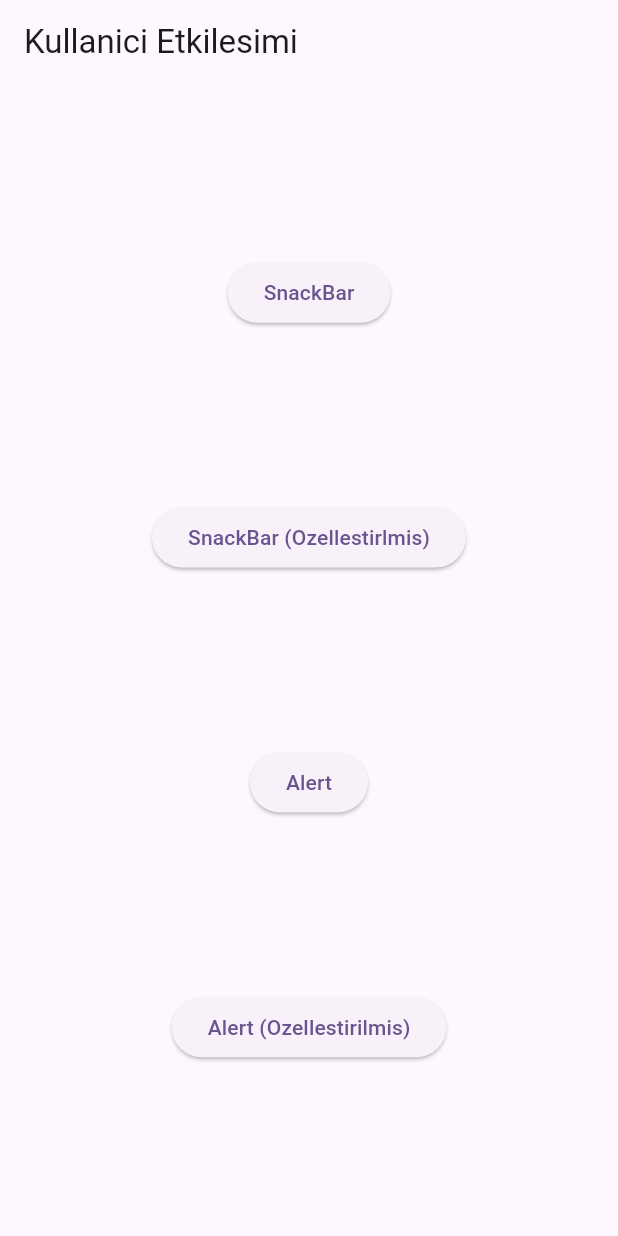
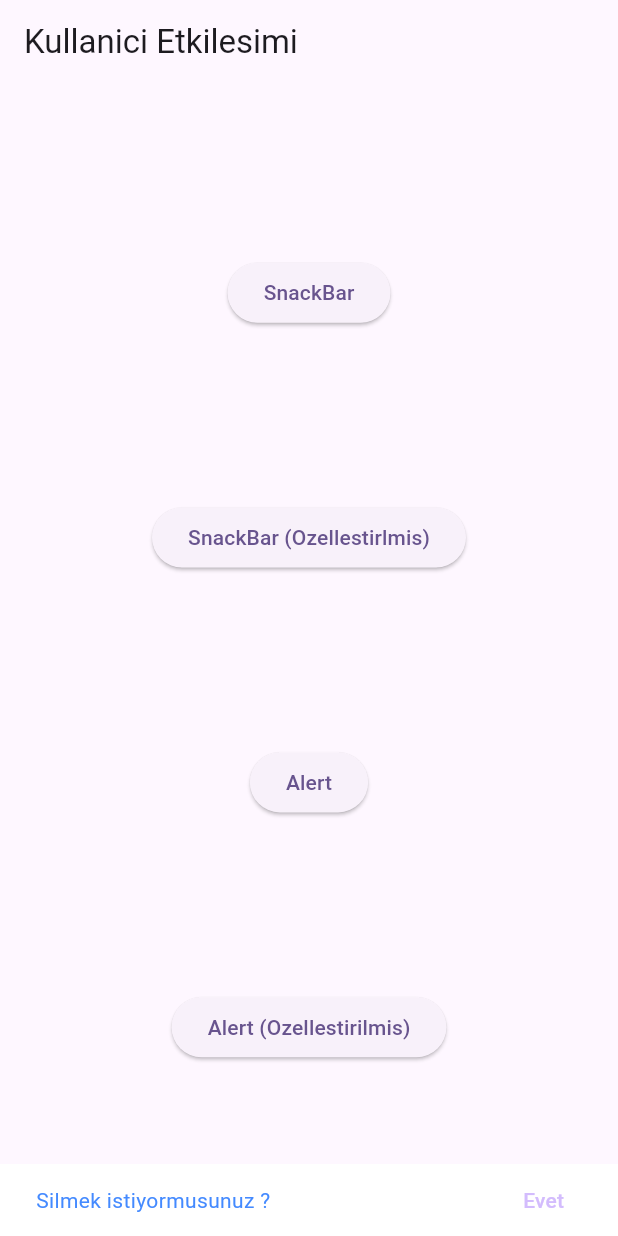
Before and after one commit to halillcam/Flutter_Alistirmalarim, a Flutter app: the screen it shows after launch, after a tap on "SnackBar (Ozellestirlmis)", on a phone screen of 412 x 824 dp. Run offline on Flutter 3.47's test engine with Material 3 defaults, Android fonts, the phone set to English and light mode, and no system bars.

Commit message:
Snackbar özelliği eklendi

```diff
--- a/flutter_ogreniyorum/lib/Kullanici_Etkilesimi/kullaniciEtkilesimi.dart
+++ b/flutter_ogreniyorum/lib/Kullanici_Etkilesimi/kullaniciEtkilesimi.dart
@@ -18,12 +18,46 @@ class _KullanicietkilesimiState extends State<Kullanicietkilesimi> {
           mainAxisAlignment: MainAxisAlignment.spaceEvenly,
           children: [
             ElevatedButton(onPressed: (){
+              ScaffoldMessenger.of(context).showSnackBar(
+              SnackBar(content: const Text("Silmek istiyormusunuz ? "),
+
+              action: SnackBarAction(label: "Evet", onPressed: (){
+                ScaffoldMessenger.of(context).showSnackBar(SnackBar(content: Text("Silindi"),
+              action: SnackBarAction(label: "Tamam", onPressed: (){}),
+                ),
+
+                );
+
+              }),
+
+              ),
+
+              );
+
 
             }, child: const Text("SnackBar")),
              ElevatedButton(onPressed: (){
 
+
+               ScaffoldMessenger.of(context).showSnackBar(
+              SnackBar(content: const Text("Silmek istiyormusunuz ? ",style: TextStyle(color: Colors.blueAccent),),
+              backgroundColor: Colors.white,
+              action: SnackBarAction(label: "Evet", onPressed: (){
+                ScaffoldMessenger.of(context).showSnackBar(SnackBar(content: Text("Silindi"),
+              action: SnackBarAction(label: "Tamam", onPressed: (){}),
+                ),
+
+                );
+
+              }),
+
+              ),
+
+              );
+
             }, child: const Text("SnackBar (Ozellestirlmis)")),
              ElevatedButton(onPressed: (){
+
 
             }, child: const Text("Alert")),
              ElevatedButton(onPressed: (){
```
